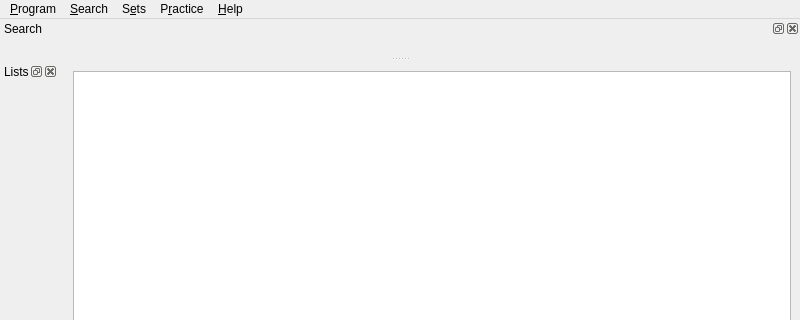
Gnurou/tagainijisho, file src/gui/MainWindow.ui: the form before one commit; both pictures show x 0 to 800 and y 0 to 320 of the 800 by 600 pixel window.
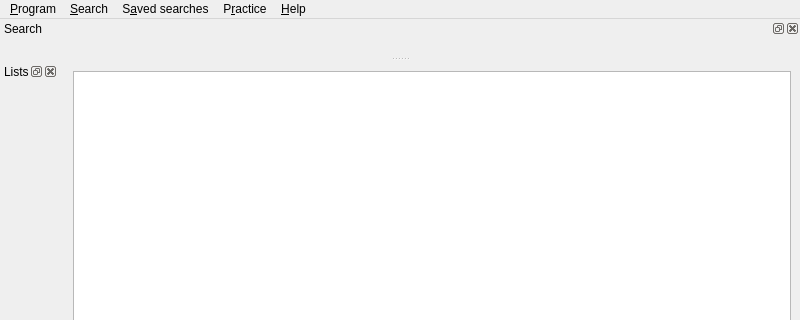
The form after the commit. Icons and pictures are not drawn. Custom widgets are drawn as their Qt base class.

Commit message: Remove Sets into more explicit Saved searches

The edit to the form file:
```diff
--- a/src/gui/MainWindow.ui
+++ b/src/gui/MainWindow.ui
@@ -36,7 +36,7 @@
      <x>0</x>
      <y>0</y>
      <width>800</width>
-     <height>19</height>
+     <height>21</height>
     </rect>
    </property>
    <widget class="QMenu" name="_fileMenu">
@@ -75,7 +75,7 @@
    </widget>
    <widget class="QMenu" name="_setsMenu">
     <property name="title">
-     <string>S&amp;ets</string>
+     <string>S&amp;aved searches</string>
     </property>
     <addaction name="action_New_set_from_current_search"/>
     <addaction name="action_New_sets_folder"/>
```
Left out of the diff: 20 changed lines with no effect on the pictures. The commit also changes 6 other files.
